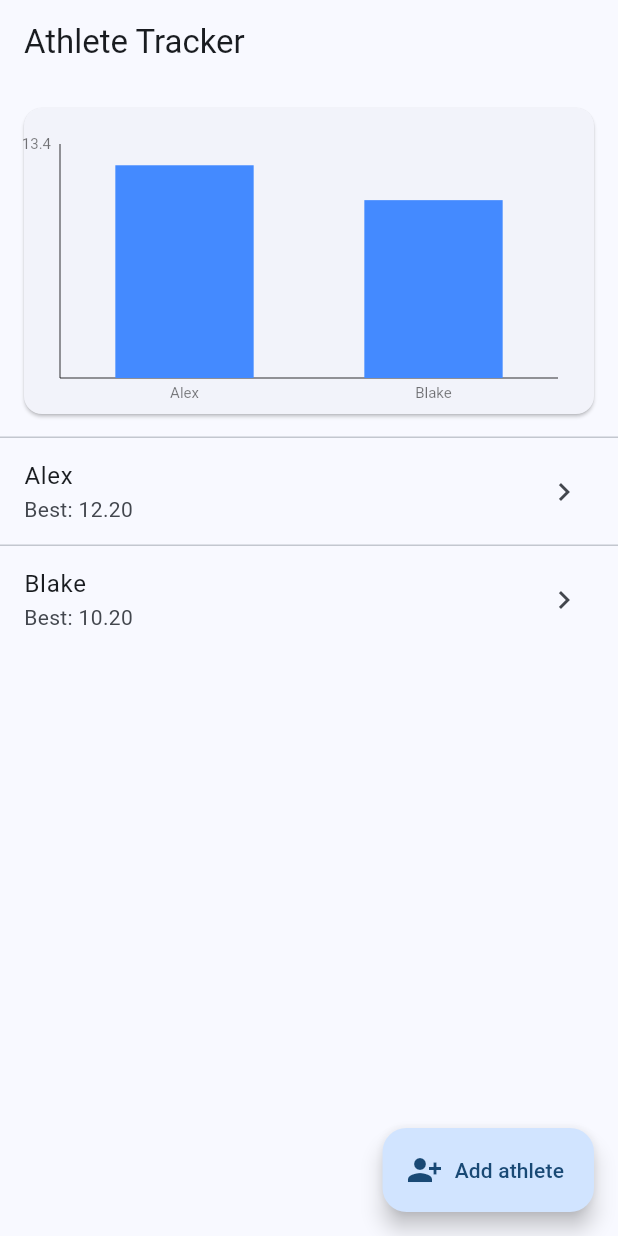
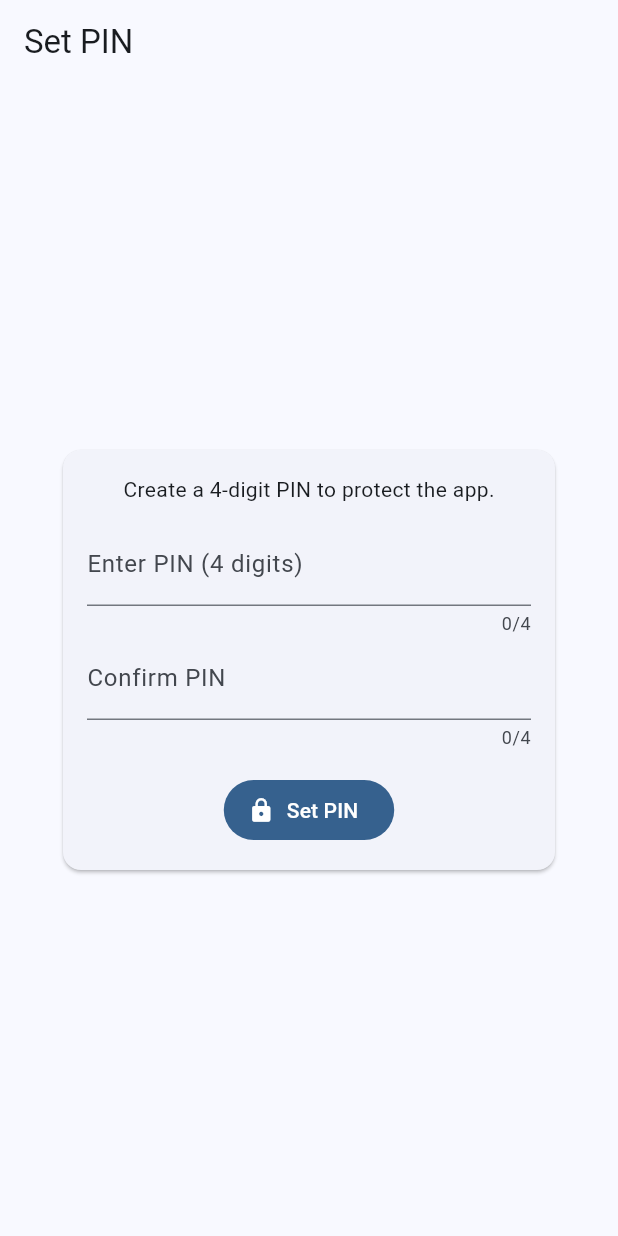
Before and after one commit to hoochiecoo/flutter-demo1, a Flutter app: the screen it shows after launch, on a phone screen of 412 x 824 dp. Run offline on Flutter 3.47's test engine with Material 3 defaults, Android fonts, the phone set to English and light mode, and no system bars.

Commit message:
feat(auth): add in-memory 4-digit PIN login gate with relock button; wire to app start

```diff
--- a/lib/main.dart
+++ b/lib/main.dart
@@ -13,6 +13,195 @@ void main() {
 }
 
 class AthleteApp extends StatelessWidget {
+  const AthleteApp({super.key});
+
+  @override
+  Widget build(BuildContext context) {
+    return MaterialApp(
+      debugShowCheckedModeBanner: false,
+      title: 'Athlete Tracker',
+      theme: ThemeData(
+        colorScheme: ColorScheme.fromSeed(seedColor: Colors.blue),
+        useMaterial3: true,
+      ),
+      home: const PinGate(),
+    );
+  }
+}
+
+// Simple in-memory PIN gate. On first use, requires setting a 4-digit PIN.
+// On subsequent unlocks, requires entering the PIN. Also exposes a way to relock from Home.
+class PinGate extends StatefulWidget {
+  const PinGate({super.key});
+
+  @override
+  State<PinGate> createState() => _PinGateState();
+}
+
+class _PinGateState extends State<PinGate> {
+  String? _pin; // in-memory only
+  bool _unlocked = false;
+
+  void _onSetPin(String pin) {
+    setState(() {
+      _pin = pin;
+      _unlocked = true;
+    });
+  }
+
+  void _onUnlock() {
+    setState(() => _unlocked = true);
+  }
+
+  void _onRelock() {
+    setState(() => _unlocked = false);
+  }
+
+  @override
+  Widget build(BuildContext context) {
+    if (!_unlocked) {
+      if (_pin == null) {
+        return PinLockScreen(
+          mode: PinMode.setPin,
+          onPinSet: _onSetPin,
+        );
+      } else {
+        return PinLockScreen(
+          mode: PinMode.unlock,
+          expectedPin: _pin,
+          onUnlocked: _onUnlock,
+        );
+      }
+    }
+    return HomeScreen(onRelock: _onRelock);
+  }
+}
+
+enum PinMode { setPin, unlock }
+
+class PinLockScreen extends StatefulWidget {
+  final PinMode mode;
+  final String? expectedPin; // required for unlock
+  final void Function(String)? onPinSet; // used for setPin mode
+  final VoidCallback? onUnlocked; // used for unlock mode
+
+  const PinLockScreen({
+    super.key,
+    required this.mode,
+    this.expectedPin,
+    this.onPinSet,
+    this.onUnlocked,
+  });
+
+  @override
+  State<PinLockScreen> createState() => _PinLockScreenState();
+}
+
+class _PinLockScreenState extends State<PinLockScreen> {
+  final _pin1 = TextEditingController();
+  final _pin2 = TextEditingController();
+  String? _error;
+
+  @override
+  void dispose() {
+    _pin1.dispose();
+    _pin2.dispose();
+    super.dispose();
+  }
+
+  void _handleSetPin() {
+    final a = _pin1.text.trim();
+    final b = _pin2.text.trim();
+    if (a.length != 4 || int.tryParse(a) == null) {
+      setState(() => _error = 'PIN must be 4 digits');
+      return;
+    }
+    if (a != b) {
+      setState(() => _error = 'PINs do not match');
+      return;
+    }
+    widget.onPinSet?.call(a);
+  }
+
+  void _handleUnlock() {
+    final a = _pin1.text.trim();
+    if (a == widget.expectedPin) {
+      widget.onUnlocked?.call();
+    } else {
+      setState(() => _error = 'Incorrect PIN');
+    }
+  }
+
+  @override
+  Widget build(BuildContext context) {
+    final isSet = widget.mode == PinMode.setPin;
+    return Scaffold(
+      appBar: AppBar(title: Text(isSet ? 'Set PIN' : 'Unlock')),
+      body: Center(
+        child: ConstrainedBox(
+          constraints: const BoxConstraints(maxWidth: 360),
+          child: Card(
+            margin: const EdgeInsets.all(16),
+            child: Padding(
+              padding: const EdgeInsets.all(16),
+              child: Column(
+                mainAxisSize: MainAxisSize.min,
+                children: [
+                  if (isSet) ...[
+                    const Text('Create a 4-digit PIN to protect the app.'),
+                    const SizedBox(height: 12),
+                    TextField(
+                      controller: _pin1,
+                      decoration: const InputDecoration(labelText: 'Enter PIN (4 digits)'),
+                      keyboardType: TextInputType.number,
+                      obscureText: true,
+                      maxLength: 4,
+                    ),
+                    TextField(
+                      controller: _pin2,
+                      decoration: const InputDecoration(labelText: 'Confirm PIN'),
+                      keyboardType: TextInputType.number,
+                      obscureText: true,
+                      maxLength: 4,
+                    ),
+                    const SizedBox(height: 8),
+                    if (_error != null) Text(_error!, style: const TextStyle(color: Colors.red)),
+                    const SizedBox(height: 8),
+                    FilledButton.icon(
+                      onPressed: _handleSetPin,
+                      icon: const Icon(Icons.lock),
+                      label: const Text('Set PIN'),
+                    ),
+                  ] else ...[
+                    const Text('Enter your 4-digit PIN'),
+                    const SizedBox(height: 12),
+                    TextField(
+                      controller: _pin1,
+                      decoration: const InputDecoration(labelText: 'PIN'),
+                      keyboardType: TextInputType.number,
+                      obscureText: true,
+                      maxLength: 4,
+                      onSubmitted: (_) => _handleUnlock(),
+                    ),
+                    const SizedBox(height: 8),
+                    if (_error != null) Text(_error!, style: const TextStyle(color: Colors.red)),
+                    const SizedBox(height: 8),
+                    FilledButton.icon(
+                      onPressed: _handleUnlock,
+                      icon: const Icon(Icons.lock_open),
+                      label: const Text('Unlock'),
+                    ),
+                  ],
+                ],
+              ),
+            ),
+          ),
+        ),
+      ),
+    );
+  }
+}
+
   const AthleteApp({super.key});
 
   @override
@@ -46,7 +235,8 @@ class Athlete {
 }
 
 class HomeScreen extends StatefulWidget {
-  const HomeScreen({super.key});
+  final VoidCallback? onRelock;
+  const HomeScreen({super.key, this.onRelock});
 
   @override
   State<HomeScreen> createState() => _HomeScreenState();
@@ -103,6 +293,13 @@ class _HomeScreenState extends State<HomeScreen> {
     return Scaffold(
       appBar: AppBar(
         title: const Text('Athlete Tracker'),
+        actions: [
+          IconButton(
+            tooltip: 'Lock',
+            icon: const Icon(Icons.lock_outline),
+            onPressed: widget.onRelock,
+          ),
+        ],
       ),
       floatingActionButton: FloatingActionButton.extended(
         onPressed: _addAthleteDialog,
```
